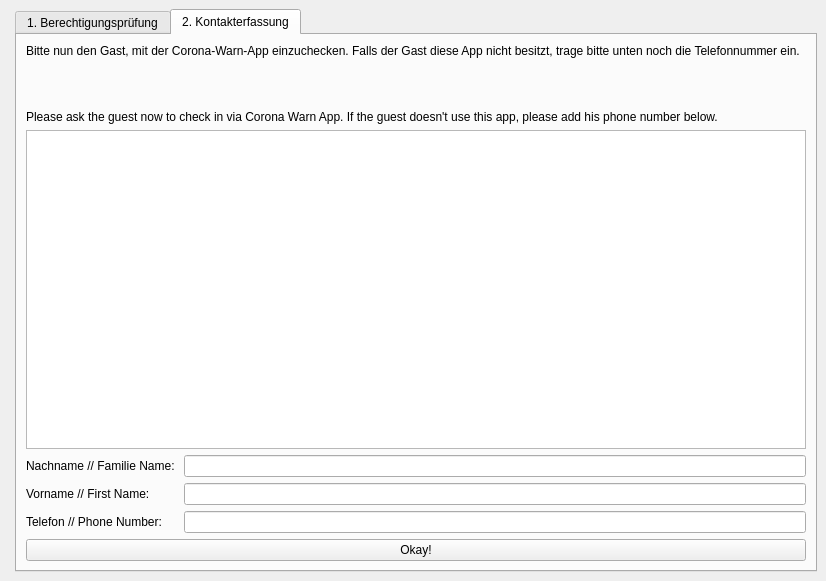
Old version of the form qt.ui in the repository reckel-jm/corona-checkin.
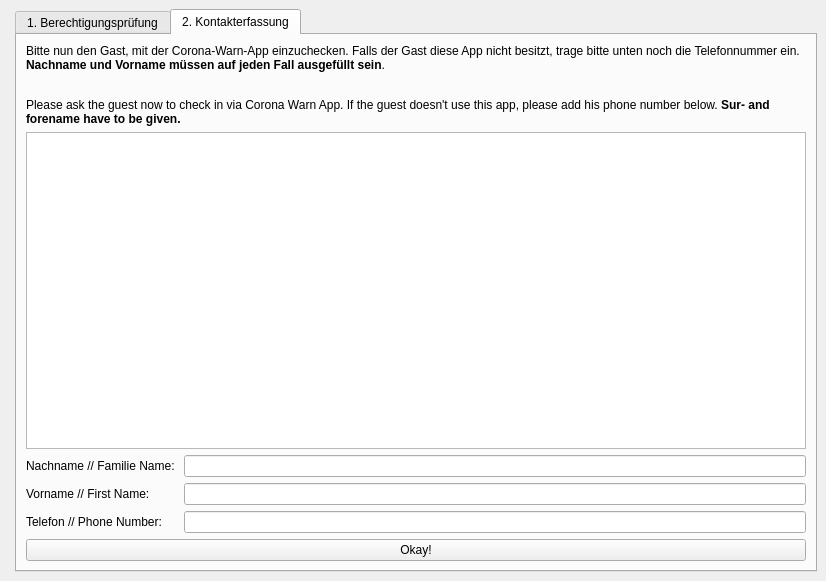
New version of the form. The open tabs and pages were chosen to show the change.

Diff of the .ui file:
```diff
--- a/qt.ui
+++ b/qt.ui
@@ -142,7 +142,7 @@
         <item row="0" column="0">
          <widget class="QLabel" name="label_2">
           <property name="text">
-           <string>&lt;html&gt;&lt;head/&gt;&lt;body&gt;&lt;p&gt;Bitte nun den Gast, mit der Corona-Warn-App einzuchecken. Falls der Gast diese App nicht besitzt, trage bitte unten noch die Telefonnummer ein.&lt;/p&gt;&lt;p&gt;&lt;br/&gt;&lt;/p&gt;&lt;p&gt;Please ask the guest now to check in via Corona Warn App. If the guest doesn't use this app, please add his phone number below.&lt;/p&gt;&lt;/body&gt;&lt;/html&gt;</string>
+           <string>&lt;html&gt;&lt;head/&gt;&lt;body&gt;&lt;p&gt;Bitte nun den Gast, mit der Corona-Warn-App einzuchecken. Falls der Gast diese App nicht besitzt, trage bitte unten noch die Telefonnummer ein. &lt;span style=&quot; font-weight:600;&quot;&gt;Nachname und Vorname müssen auf jeden Fall ausgefüllt sein&lt;/span&gt;.&lt;br/&gt;&lt;/p&gt;&lt;p&gt;Please ask the guest now to check in via Corona Warn App. If the guest doesn't use this app, please add his phone number below. &lt;span style=&quot; font-weight:600;&quot;&gt;Sur- and forename have to be given.&lt;/span&gt;&lt;/p&gt;&lt;/body&gt;&lt;/html&gt;</string>
           </property>
           <property name="wordWrap">
            <bool>true</bool>
```
Left out of the diff: 2 changed lines with no effect on the pictures.
